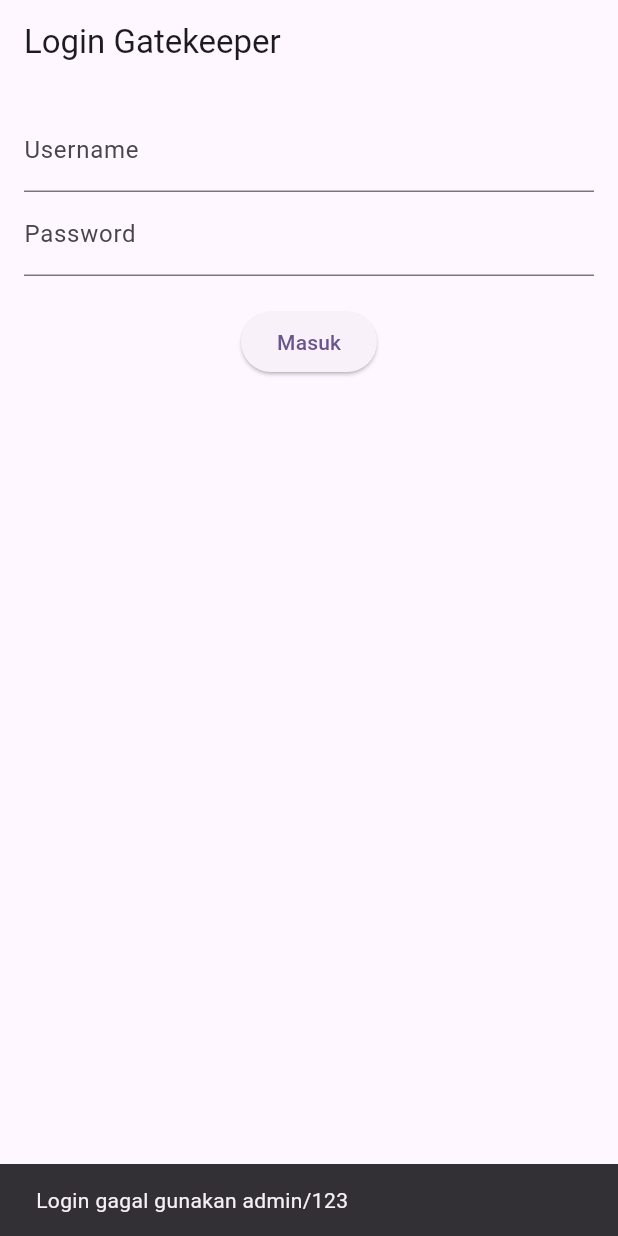
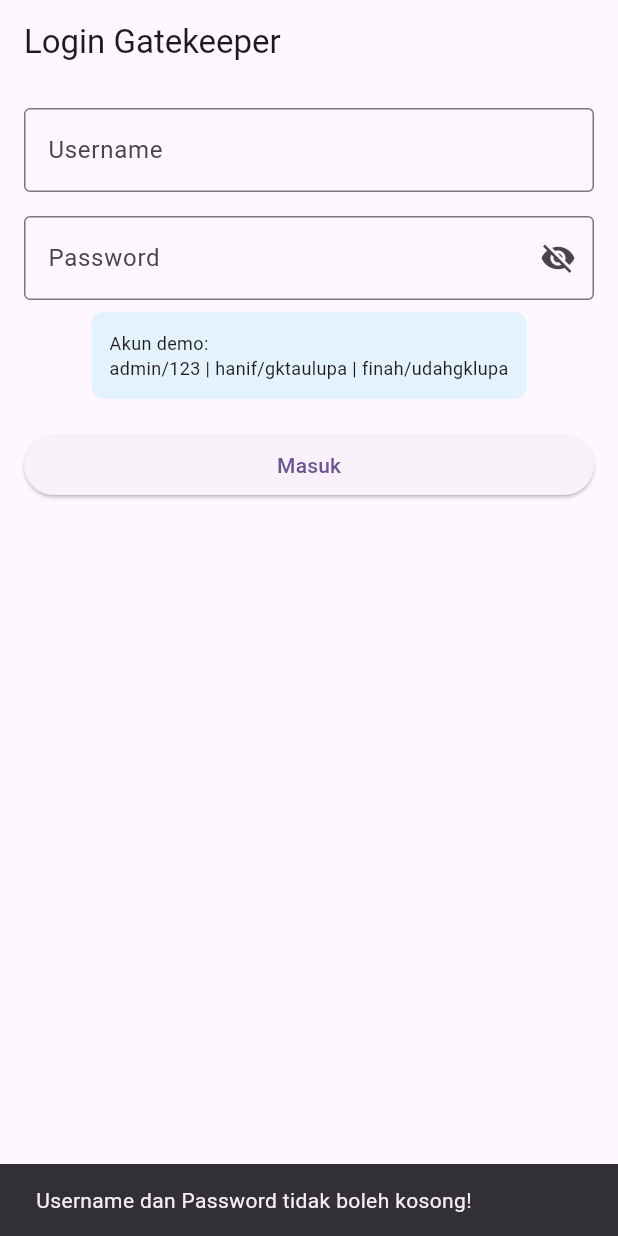
Before and after one commit to Hanif13579/PY4_2ABC_D3_2024_Modul1_001, a Flutter app: the LoginView screen opened directly, after a tap on "Masuk", on a phone screen of 412 x 824 dp. Run offline on Flutter 3.47's test engine with Material 3 defaults, Android fonts, the phone set to English and light mode, and no system bars; our stand-ins replace shared_preferences; accounts and stored records are empty.

Commit message:
fix login di mana jika user salah masukkan password atau username lebih dari 3 kali maka ada cooldown 10 detik

```diff
--- a/lib/features/auth/login_controller.dart
+++ b/lib/features/auth/login_controller.dart
@@ -1,15 +1,47 @@
 class LoginController {
-  final String _validUsername = "admin";
-  final String _validPassword = "123";
+  // Task 2.1
+  final Map<String, String> _users = {
+    'admin': '123',
+    'hanif': 'gktaulupa',
+    'finah': 'udahgklupa',
+  };
 
-  //Fungsi pengeceka logic only
-  //fungsi ini mengembalikkan true jika cocok, false jika salah
+  // Task 2.3: Batas percobaan login
+  int _failedAttempts = 0;
+  DateTime? _lockUntil;
 
-  bool login(String username, String password){
-    if(username == _validUsername && password == _validPassword){
+  bool login(String username, String password) {
+    if (_lockUntil != null && DateTime.now().isBefore(_lockUntil!)) {
+      return false;
+    }
+
+    if (_users[username] == password) {
+      _failedAttempts = 0; // Reset kalau berhasil
+      _lockUntil = null;
       return true;
+    } else {
+      _failedAttempts++;
+      if (_failedAttempts >= 3) {
+        _lockUntil = DateTime.now().add(const Duration(seconds: 10));
+      }
+      return false;
     }
-    return false;
   }
 
+  bool isLocked() {
+    if (_lockUntil == null) return false;
+    return DateTime.now().isBefore(_lockUntil!);
+  }
+
+  // Sisa waktu kunci (dalam detik)
+  int getRemainingLockTime() {
+    if (_lockUntil == null) return 0;
+    int remaining = _lockUntil!.difference(DateTime.now()).inSeconds;
+    return remaining > 0 ? remaining : 0;
+  }
+
+  // Sisa percobaan
+  int getRemainingAttempts() {
+    return 3 - _failedAttempts;
+  }
 }
--- a/lib/features/auth/login_view.dart
+++ b/lib/features/auth/login_view.dart
@@ -1,60 +1,172 @@
+import 'dart:async';
 import 'package:flutter/material.dart';
-
 import 'package:logbook_app_076/features/auth/login_controller.dart';
-
 import 'package:logbook_app_076/features/logbook/counter_view.dart';
 
-class LoginView extends StatefulWidget{
+class LoginView extends StatefulWidget {
   const LoginView({super.key});
+
   @override
   State<LoginView> createState() => _LoginViewState();
 }
 
 class _LoginViewState extends State<LoginView> {
-
   final LoginController _controller = LoginController();
   final TextEditingController _userController = TextEditingController();
   final TextEditingController _passController = TextEditingController();
 
+  // Task 2.4: Show/Hide Password
+  bool _obscurePassword = true;
 
-  void _handleLogin(){
+  // Timer untuk update countdown
+  Timer? _timer;
+  int _countdown = 0;
+
+  @override
+  void dispose() {
+    _timer?.cancel();
+    _userController.dispose();
+    _passController.dispose();
+    super.dispose();
+  }
+
+  void _startCountdown() {
+    _timer?.cancel();
+    setState(() {
+      _countdown = _controller.getRemainingLockTime();
+    });
+
+    _timer = Timer.periodic(const Duration(seconds: 1), (timer) {
+      if (!mounted) {
+        timer.cancel();
+        return;
+      }
+      setState(() {
+        _countdown = _controller.getRemainingLockTime();
+        if (_countdown <= 0) {
+          timer.cancel();
+        }
+      });
+    });
+  }
+
+  void _handleLogin() {
     String user = _userController.text;
     String pass = _passController.text;
 
+    // Task 2.2
+    if (user.isEmpty || pass.isEmpty) {
+      ScaffoldMessenger.of(context).showSnackBar(
+        const SnackBar(content: Text("Username dan Password tidak boleh kosong!")),
+      );
+      return;
+    }
+
+    if (_controller.isLocked()) {
+      _startCountdown();
+      ScaffoldMessenger.of(context).showSnackBar(
+        SnackBar(
+          content: Text("Terlalu banyak percobaan! Tunggu $_countdown detik."),
+        ),
+      );
+      return;
+    }
+
     bool isSuccess = _controller.login(user, pass);
 
-    if(isSuccess){
+    if (isSuccess) {
       Navigator.pushReplacement(
         context,
         MaterialPageRoute(
-          builder: (context) => CounterView(username : user),
+          builder: (context) => CounterView(username: user),
+        ),
+      );
+    } else {
+      int remaining = _controller.getRemainingAttempts();
+
+      if (_controller.isLocked()) {
+        _startCountdown();
+        ScaffoldMessenger.of(context).showSnackBar(
+          const SnackBar(
+            content: Text("Terlalu banyak percobaan! Akun terkunci 10 detik."),
+            backgroundColor: Colors.red,
           ),
         );
-    } else {
-    ScaffoldMessenger.of(context).showSnackBar(
-      const SnackBar(content: Text("Login gagal gunakan admin/123")),
-    );
+      } else {
+        ScaffoldMessenger.of(context).showSnackBar(
+          SnackBar(
+            content: Text("Login gagal! Sisa percobaan: $remaining kali"),
+          ),
+        );
+      }
     }
   }
+
   @override
   Widget build(BuildContext context) {
+    bool isButtonDisabled = _controller.isLocked();
+
     return Scaffold(
       appBar: AppBar(title: const Text("Login Gatekeeper")),
       body: Padding(
         padding: const EdgeInsets.all(16.0),
         child: Column(
           children: [
+            // TextField Username
             TextField(
               controller: _userController,
-              decoration: const InputDecoration(labelText: "Username"),
+              decoration: const InputDecoration(
+                labelText: "Username",
+                border: OutlineInputBorder(),
+              ),
             ),
+            const SizedBox(height: 16),
+
             TextField(
               controller: _passController,
-              obscureText: true, // Menyembunyikan teks password
-              decoration: const InputDecoration(labelText: "Password"),
+              obscureText: _obscurePassword,
+              decoration: InputDecoration(
+                labelText: "Password",
+                border: const OutlineInputBorder(),
+                // Task 2.4
+                suffixIcon: IconButton(
+                  icon: Icon(
+                    _obscurePassword ? Icons.visibility_off : Icons.visibility,
+                  ),
+                  onPressed: () {
+                    setState(() {
+                      _obscurePassword = !_obscurePassword;
+                    });
+                  },
+                ),
+              ),
+            ),
+            const SizedBox(height: 8),
+
+            // Info akun demo
+            Container(
+              padding: const EdgeInsets.all(12),
+              decoration: BoxDecoration(
+                color: Colors.blue.shade50,
+                borderRadius: BorderRadius.circular(8),
+              ),
+              child: const Text(
+                'Akun demo:\nadmin/123 | hanif/gktaulupa | finah/udahgklupa',
+                style: TextStyle(fontSize: 12),
+              ),
             ),
             const SizedBox(height: 20),
-            ElevatedButton(onPressed: _handleLogin, child: const Text("Masuk")),
+
+            // Tombol Login
+            SizedBox(
+              width: double.infinity,
+              child: ElevatedButton(
+                onPressed: isButtonDisabled ? null : _handleLogin,
+                child: isButtonDisabled
+                    ? Text('Tunggu $_countdown detik...')
+                    : const Text("Masuk"),
+              ),
+            ),
           ],
         ),
       ),
--- a/pubspec.yaml
+++ b/pubspec.yaml
@@ -34,6 +34,7 @@ dependencies:
   # The following adds the Cupertino Icons font to your application.
   # Use with the CupertinoIcons class for iOS style icons.
   cupertino_icons: ^1.0.8
+  shared_preferences: ^2.2.2
 
 dev_dependencies:
   flutter_test:
```
Also changed, not shown: lib/features/logbook/counter_controller.dart (+37 -12 lines), lib/features/logbook/counter_view.dart (+47 -58 lines), pubspec.lock, 1 other file.
